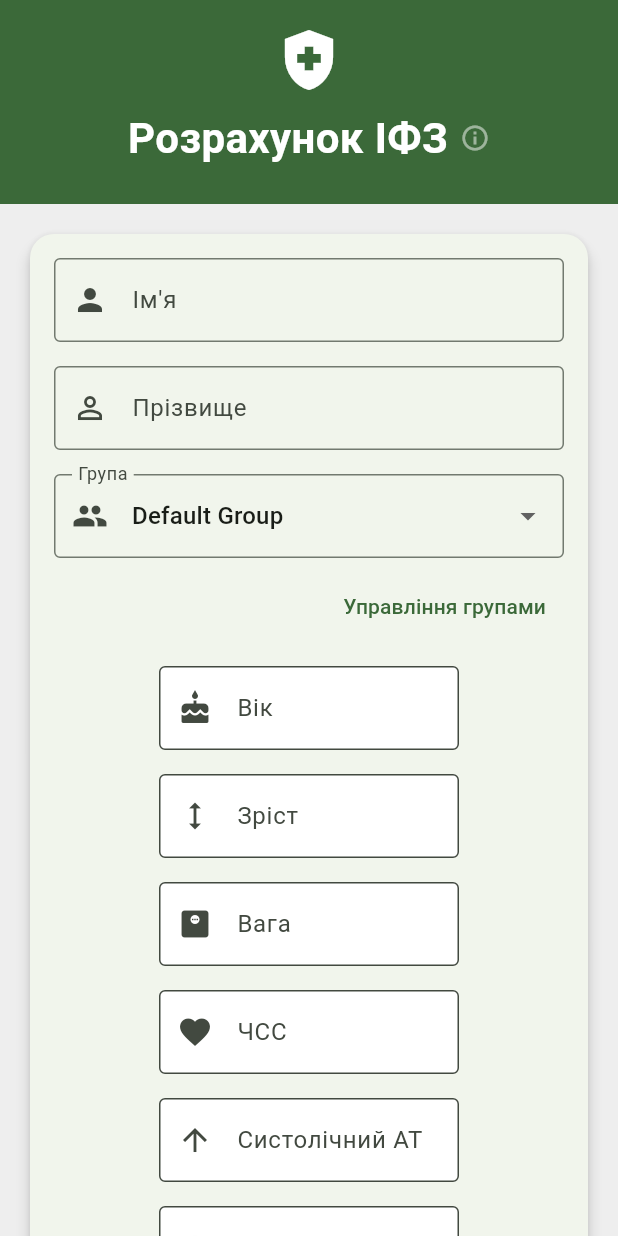
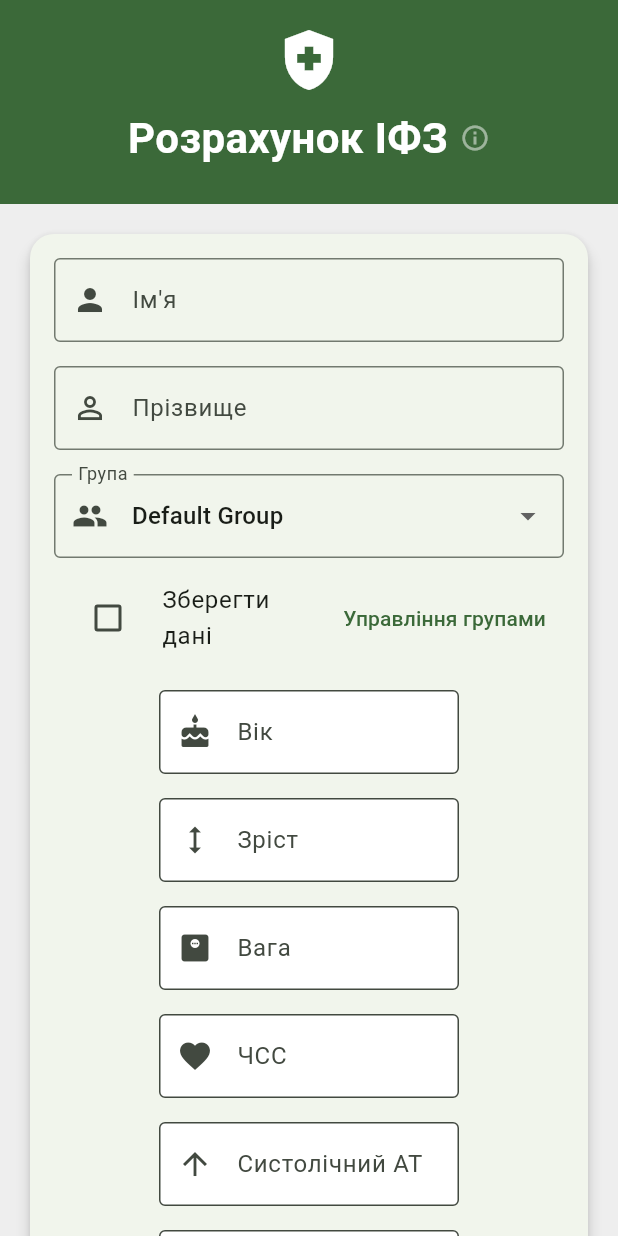
Before and after one commit to ksen0byte/health_index_app, a Flutter app: the screen it shows after launch, on a phone screen of 412 x 824 dp. Run offline on Flutter 3.47's test engine with Material 3 defaults, Android fonts, the phone set to English and light mode, and no system bars; our stand-ins replace csv, sqflite, sqflite_common_ffi, syncfusion_flutter_gauges; accounts and stored records are empty.

Commit message:
add 'save' checkbox for input screen

```diff
--- a/lib/screens/input_screen.dart
+++ b/lib/screens/input_screen.dart
@@ -106,7 +106,8 @@ class _InputScreenState extends State<InputScreen> {
     final groups = await _groupRepo.fetchGroups();
     setState(() {
       _groups = groups;
-      _selectedGroup = groups.firstWhere((group) => group.name == GroupRepo.defaultGroupName, orElse: () => groups.first);
+      _selectedGroup =
+          groups.firstWhere((group) => group.name == GroupRepo.defaultGroupName, orElse: () => groups.first);
     });
   }
 
@@ -352,15 +353,33 @@ class _InputScreenState extends State<InputScreen> {
                           ),
                         ),
                         const SizedBox(height: 8),
-                        Align(
-                          alignment: Alignment.centerRight,
-                          child: TextButton(
-                            onPressed: _navigateToGroupManagement,
-                            child: const Text('Управління групами'),
-                          ),
+                        Row(
+                          mainAxisAlignment: MainAxisAlignment.spaceBetween,
+                          children: [
+                            Expanded(
+                              child: CheckboxListTile(
+                                title: const Text('Зберегти дані'),
+                                value: _saveData,
+                                onChanged: (bool? value) {
+                                  setState(() {
+                                    _saveData = value ?? false;
+                                  });
+                                },
+                                controlAffinity: ListTileControlAffinity.leading,
+                              ),
+                            ),
+                            Expanded(
+                              child: Align(
+                                alignment: Alignment.centerRight,
+                                child: TextButton(
+                                  onPressed: _navigateToGroupManagement,
+                                  child: const Text('Управління групами'),
+                                ),
+                              ),
+                            ),
+                          ],
                         ),
                         const SizedBox(height: 16),
-
                         // Arrange numerical fields in a grid
                         LayoutBuilder(
                           builder: (context, constraints) {
@@ -434,20 +453,9 @@ class _InputScreenState extends State<InputScreen> {
                           },
                         ),
                         const SizedBox(height: 24),
-
-                        // Кнопки внизу форми
+                        // Buttons at the bottom of the form
                         Row(
                           children: [
-                            // CheckboxListTile(
-                            //   title: const Text('Зберегти дані'),
-                            //   value: _saveData,
-                            //   onChanged: (bool? value) {
-                            //     setState(() {
-                            //       _saveData = value ?? false;
-                            //     });
-                            //   },
-                            //   controlAffinity: ListTileControlAffinity.leading,
-                            // ),
                             // Кнопка "Розрахувати"
                             Expanded(
                               child: ElevatedButton.icon(
```
